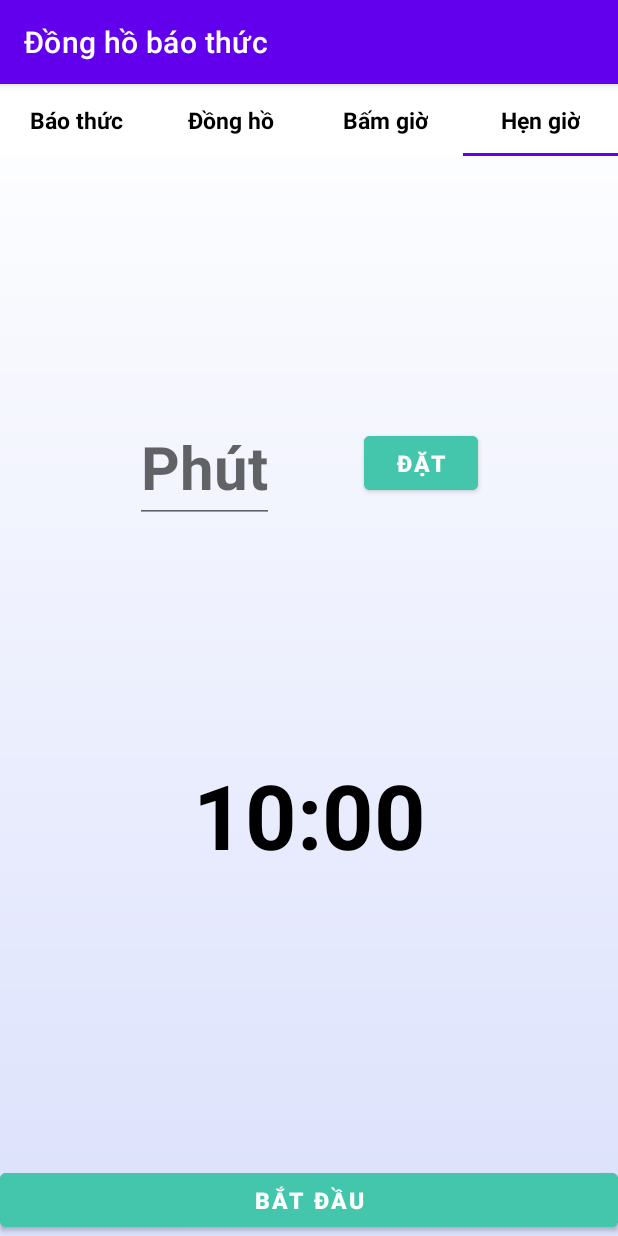
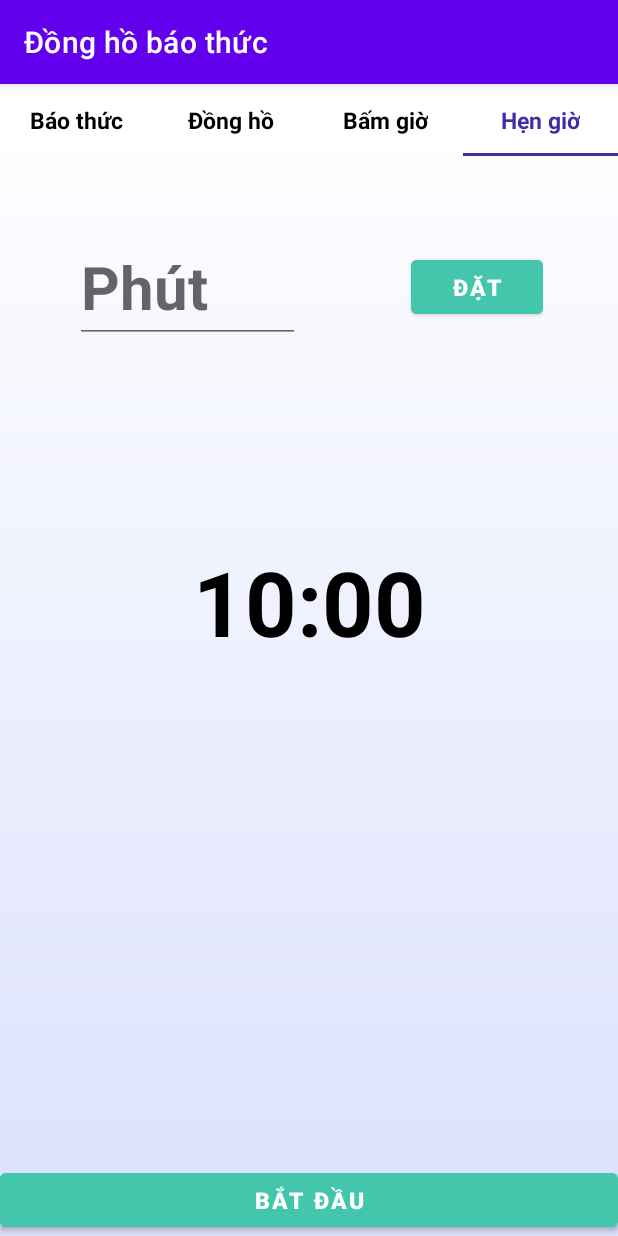
Before and after one commit to CaoVanTan/alarm-clock, an Android app: the screen it shows after launch (MainActivity), tab 4 chosen, on a phone screen of 412 x 824 dp. Run offline under Robolectric (Android 15) with nearby library versions, the phone set to English and light mode, and no system bars.

Commit message:
fix timer interface

```diff
--- a/app/src/main/res/layout/activity_main.xml
+++ b/app/src/main/res/layout/activity_main.xml
@@ -15,7 +15,8 @@
         android:background="#dbe9f6"
         app:tabBackground="@color/white"
         app:tabGravity="fill"
-
+        app:tabIndicatorColor="@color/bg_focus"
+        app:tabSelectedTextColor="@color/bg_focus"
         app:tabTextAppearance="@style/Theme.AlarmClock"
         app:tabTextColor="@color/black" />
 
@@ -26,6 +27,3 @@
     </androidx.viewpager.widget.ViewPager>
 
 </LinearLayout>
-
-<!--app:tabIndicatorColor="@color/red"
-        app:tabSelectedTextColor="@color/red"-->
--- a/app/src/main/res/layout/fragment_timer.xml
+++ b/app/src/main/res/layout/fragment_timer.xml
@@ -1,20 +1,48 @@
 <?xml version="1.0" encoding="utf-8"?>
-<FrameLayout xmlns:android="http://schemas.android.com/apk/res/android"
+<androidx.constraintlayout.widget.ConstraintLayout xmlns:android="http://schemas.android.com/apk/res/android"
+    xmlns:app="http://schemas.android.com/apk/res-auto"
     xmlns:tools="http://schemas.android.com/tools"
     android:layout_width="match_parent"
     android:layout_height="match_parent"
-    tools:context=".AlarmFragment">
+    tools:context=".AlarmFragment"
+    android:layout_marginHorizontal="15dp"
+    android:layout_marginBottom="15dp">
 
     <!-- TODO: Update blank fragment layout -->
-<!--    <TextView-->
-<!--        android:layout_width="match_parent"-->
-<!--        android:layout_height="match_parent"-->
-<!--        android:text="@string/timer_fragment"-->
-<!--        android:textSize="30sp"/>-->
+    <androidx.constraintlayout.widget.ConstraintLayout
+        android:id="@+id/constraintLayout"
+        android:layout_width="match_parent"
+        android:layout_height="wrap_content"
+        android:layout_marginTop="50dp"
+        android:paddingHorizontal="50dp"
+        app:layout_constraintEnd_toEndOf="parent"
+        app:layout_constraintStart_toStartOf="parent"
+        app:layout_constraintTop_toTopOf="parent">
 
-    <RelativeLayout
-        android:layout_width="match_parent"
-        android:layout_height="match_parent">
+        <Button
+            android:id="@+id/btnSet"
+            android:layout_width="wrap_content"
+            android:layout_height="wrap_content"
+            android:backgroundTint="@color/button"
+            android:text="ĐẶT"
+            android:textColor="@color/white"
+            app:layout_constraintBottom_toBottomOf="parent"
+            app:layout_constraintEnd_toEndOf="parent"
+            app:layout_constraintHorizontal_bias="1.0"
+            app:layout_constraintStart_toEndOf="@+id/edtTime"
+            app:layout_constraintTop_toTopOf="parent" />
+
+        <EditText
+            android:id="@+id/edtTime"
+            android:layout_width="150dp"
+            android:layout_height="wrap_content"
+            android:hint="Phút"
+            android:inputType="number"
+            android:maxLength="4"
+            android:textSize="40sp"
+            app:layout_constraintStart_toStartOf="parent"
+            app:layout_constraintTop_toTopOf="parent" />
+    </androidx.constraintlayout.widget.ConstraintLayout>
 
     <TextView
         android:id="@+id/tvTime"
@@ -23,42 +51,33 @@
         android:layout_above="@+id/btnReset"
         android:layout_alignParentStart="true"
         android:layout_alignParentEnd="true"
-            android:layout_marginBottom="109dp"
+        android:layout_marginTop="132dp"
         android:text="00:00"
         android:textAlignment="center"
         android:textColor="@color/black"
-            android:textSize="60sp" />
+        android:textSize="60sp"
+        app:layout_constraintEnd_toEndOf="parent"
+        app:layout_constraintStart_toStartOf="parent"
+        app:layout_constraintTop_toBottomOf="@+id/constraintLayout" />
 
-        <EditText
-            android:id="@+id/edtTime"
+    <Button
+        android:id="@+id/btnReset"
         android:layout_width="wrap_content"
         android:layout_height="wrap_content"
-            android:layout_alignParentStart="true"
-            android:layout_marginStart="90dp"
-            android:layout_marginLeft="90dp"
-            android:layout_marginTop="170dp"
-            android:hint="Phút"
-            android:inputType="number"
-            android:maxLength="4"
-            android:textSize="40sp" />
-
-        <Button
-            android:id="@+id/btnSet"
-            android:layout_width="wrap_content"
-            android:layout_height="wrap_content"
-            android:layout_alignBottom="@+id/edtTime"
-            android:layout_alignParentEnd="true"
-            android:layout_marginStart="60dp"
-            android:layout_marginEnd="93dp"
-            android:layout_marginBottom="16dp"
-            android:layout_toEndOf="@+id/edtTime"
+        android:layout_above="@+id/btnStartPause"
+        android:layout_marginBottom="120dp"
         android:backgroundTint="@color/button"
-            android:text="ĐẶT"
-            android:textColor="@color/white" />
+        android:text="ĐẶT LẠI"
+        android:textColor="@color/white"
+        android:visibility="invisible"
+        app:layout_constraintBottom_toTopOf="@+id/btnStartPause"
+        app:layout_constraintEnd_toEndOf="parent"
+        app:layout_constraintStart_toStartOf="parent"
+        tools:visibility="visible" />
 
     <Button
         android:id="@+id/btnStartPause"
-            android:layout_width="wrap_content"
+        android:layout_width="match_parent"
         android:layout_height="wrap_content"
         android:layout_alignParentStart="true"
         android:layout_alignParentEnd="true"
@@ -67,26 +86,10 @@
         android:text="BẮT ĐẦU"
         android:textColor="@color/white"
         android:visibility="invisible"
-            tools:visibility="visible" />
-
-        <Button
-            android:id="@+id/btnReset"
-            android:layout_width="wrap_content"
-            android:layout_height="wrap_content"
-            android:layout_above="@+id/btnStartPause"
-            android:layout_alignParentStart="true"
-            android:layout_alignParentEnd="true"
-            android:layout_marginStart="150dp"
-            android:layout_marginEnd="177dp"
-            android:layout_marginBottom="24dp"
-            android:backgroundTint="@color/button"
-            android:text="ĐẶT LẠI"
-            android:textColor="@color/white"
-            android:visibility="invisible"
+        app:layout_constraintBottom_toBottomOf="parent"
+        app:layout_constraintEnd_toEndOf="parent"
+        app:layout_constraintStart_toStartOf="parent"
         tools:visibility="visible" />
 
 
-    </RelativeLayout>
-
-
-</FrameLayout>
+</androidx.constraintlayout.widget.ConstraintLayout>
--- a/app/src/main/res/layout/list_view_alarrm.xml
+++ b/app/src/main/res/layout/list_view_alarrm.xml
@@ -11,7 +11,7 @@
         android:layout_height="wrap_content"
         android:weightSum="10"
         android:orientation="horizontal"
-        android:padding="6dp">
+        android:padding="15dp">
 
         <TextView
             android:id="@+id/textAlarm"
@@ -57,6 +57,7 @@
             android:layout_weight="2"
             android:minHeight="48dp"
             android:thumb="@drawable/thumb"
-            app:track="@drawable/track" />
+            app:track="@drawable/track"
+            android:layout_gravity="center_vertical"/>
     </LinearLayout>
 </LinearLayout>
```
Also changed, not shown: app/src/main/res/layout/fragment_alarm.xml (+0 -9 lines). Lines whose indentation alone changed are shown as unchanged.
